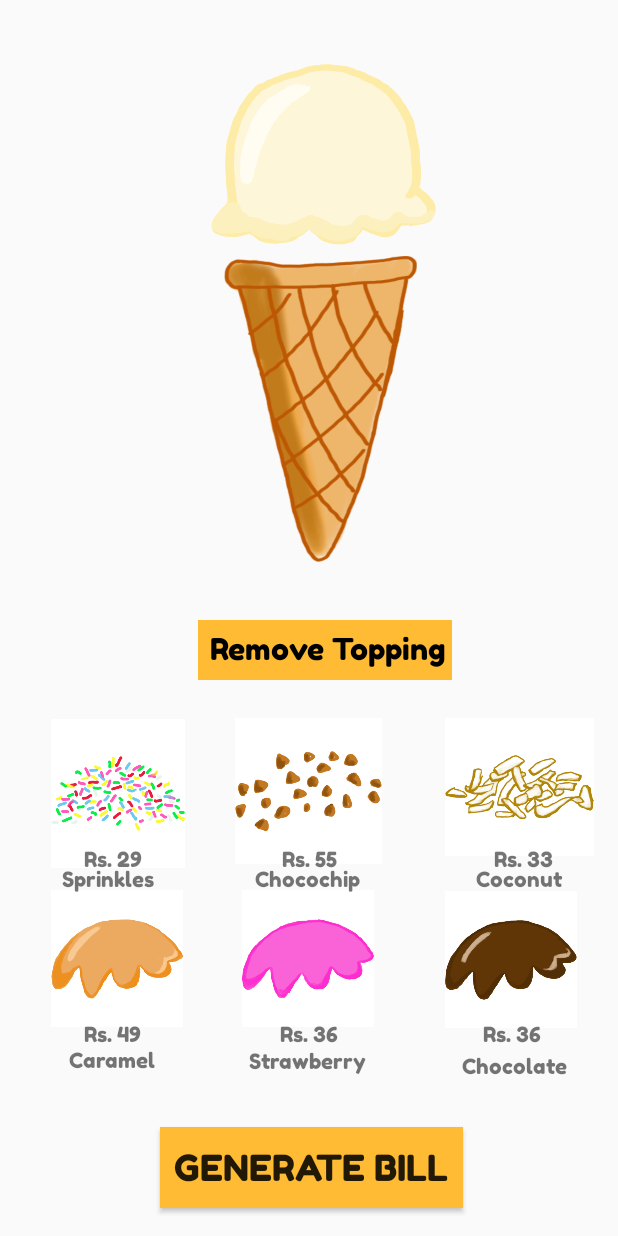
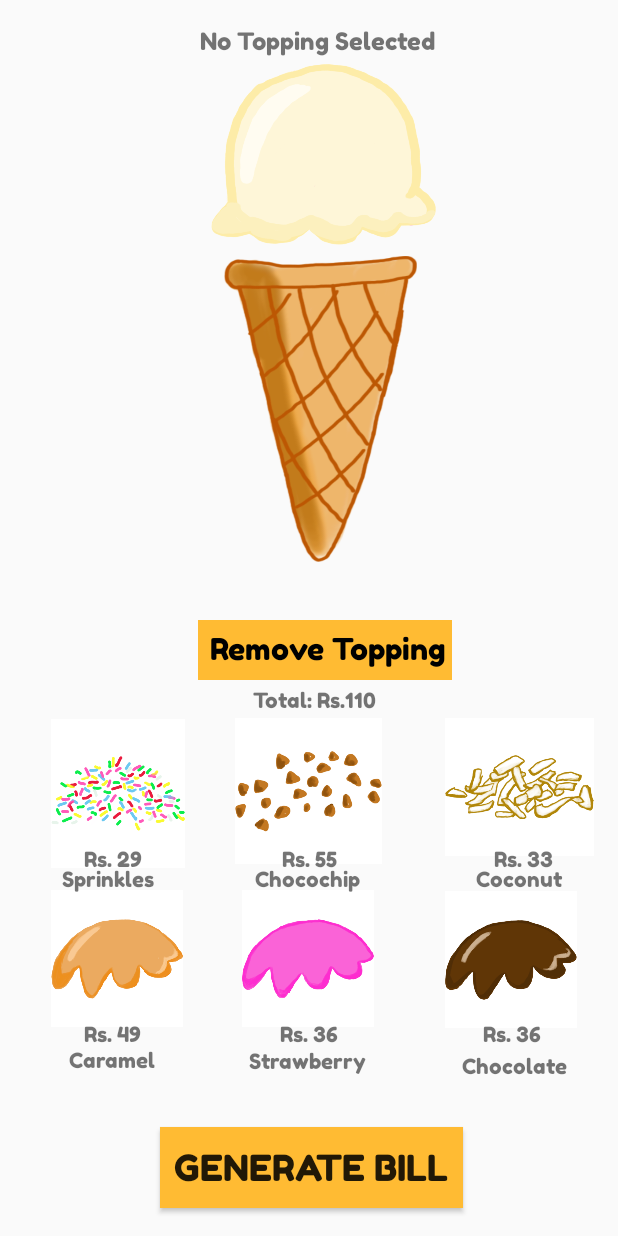
Before and after one commit to Deepanc7/Customice, an Android app: the fragment fragment3 shown on its own in the app's theme, on a phone screen of 412 x 824 dp. Run offline under Robolectric (Android 15) with nearby library versions, the phone set to English and light mode, and no system bars; Roboto replaces fonts that are not available here.

Commit message:
fixed state for fragment3; added selector for topping selected; fixed edge case for no topping price generating wrong bill

```diff
--- a/app/src/main/java/com/example/t_frag/fragment2.java
+++ b/app/src/main/java/com/example/t_frag/fragment2.java
@@ -108,6 +108,7 @@ public class fragment2 extends Fragment {
                 totalFrag2.setText("Total: Rs." + (basePrice + flavorPrice));
                 Bundle result = new Bundle();
                 result.putString("bundleKeyFlavour", "Mintchoco");
+                result.putInt("firstTwoPrice", (basePrice + flavorPrice));
                 getParentFragmentManager().setFragmentResult("requestKeyFlavour", result);
             }
         });
@@ -120,6 +121,7 @@ public class fragment2 extends Fragment {
                 totalFrag2.setText("Total: Rs." + (basePrice + flavorPrice));
                 Bundle result = new Bundle();
                 result.putString("bundleKeyFlavour", "Mango");
+                result.putInt("firstTwoPrice", (basePrice + flavorPrice));
                 getParentFragmentManager().setFragmentResult("requestKeyFlavour", result);
             }
         });
@@ -132,6 +134,7 @@ public class fragment2 extends Fragment {
                 totalFrag2.setText("Total: Rs." + (basePrice + flavorPrice));
                 Bundle result = new Bundle();
                 result.putString("bundleKeyFlavour", "Strawberry");
+                result.putInt("firstTwoPrice", (basePrice + flavorPrice));
                 getParentFragmentManager().setFragmentResult("requestKeyFlavour", result);
             }
         });
@@ -145,6 +148,7 @@ public class fragment2 extends Fragment {
                 totalFrag2.setText("Total: Rs." + (basePrice + flavorPrice));
                 Bundle result = new Bundle();
                 result.putString("bundleKeyFlavour", "Blueberry");
+                result.putInt("firstTwoPrice", (basePrice + flavorPrice));
                 getParentFragmentManager().setFragmentResult("requestKeyFlavour", result);
             }
         });
@@ -158,6 +162,7 @@ public class fragment2 extends Fragment {
                 totalFrag2.setText("Total: Rs." + (basePrice + flavorPrice));
                 Bundle result = new Bundle();
                 result.putString("bundleKeyFlavour", "Chocolate");
+                result.putInt("firstTwoPrice", (basePrice + flavorPrice));
                 getParentFragmentManager().setFragmentResult("requestKeyFlavour", result);
             }
         });
@@ -171,6 +176,7 @@ public class fragment2 extends Fragment {
                 totalFrag2.setText("Total: Rs." + (basePrice + flavorPrice));
                 Bundle result = new Bundle();
                 result.putString("bundleKeyFlavour", "Vanilla");
+                result.putInt("firstTwoPrice", (basePrice + flavorPrice));
                 getParentFragmentManager().setFragmentResult("requestKeyFlavour", result);
             }
         });
--- a/app/src/main/res/layout/fragment3.xml
+++ b/app/src/main/res/layout/fragment3.xml
@@ -343,4 +343,18 @@
         app:layout_constraintTop_toTopOf="parent"
         app:layout_constraintVertical_bias="0.568" />
 
+    <TextView
+        android:id="@+id/textView5"
+        android:layout_width="wrap_content"
+        android:layout_height="wrap_content"
+        android:fontFamily="@font/fredoka_one"
+        android:text="No Topping Selected"
+        android:textSize="16sp"
+        app:layout_constraintBottom_toBottomOf="@+id/next_button"
+        app:layout_constraintEnd_toEndOf="parent"
+        app:layout_constraintHorizontal_bias="0.523"
+        app:layout_constraintStart_toStartOf="parent"
+        app:layout_constraintTop_toTopOf="parent"
+        app:layout_constraintVertical_bias="0.022" />
+
 </androidx.constraintlayout.widget.ConstraintLayout>
```
Also changed, not shown: app/src/main/java/com/example/t_frag/fragment3.java (+26 -0 lines).
